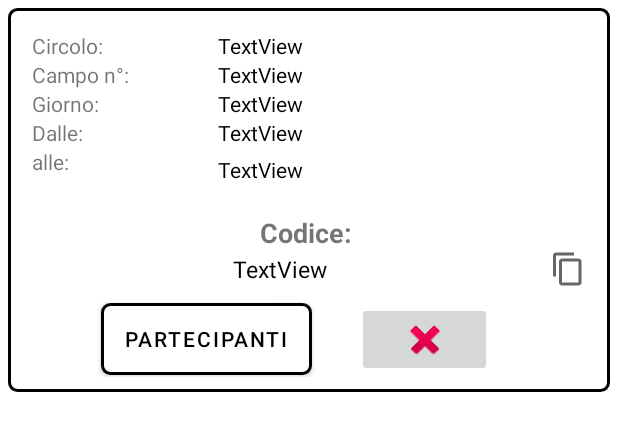
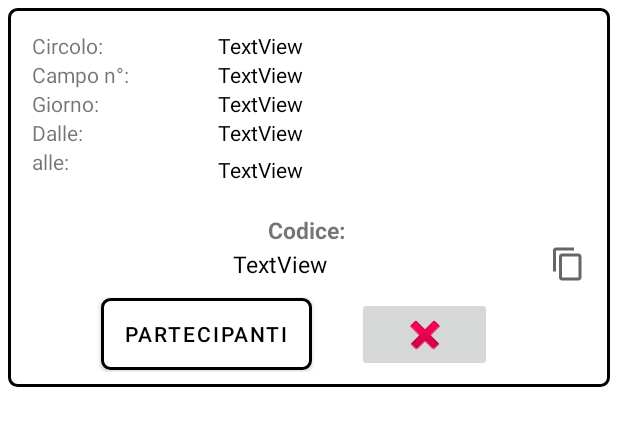
Before and after one commit to Alessandrob99/Progetto_PM, an Android app: the layout rv_reservation.xml on its own in the app's theme, with its tools: preview values and no code run, on a phone screen of 412 x 824 dp. Shown: the top 431 px of the screen. Run offline under Robolectric (Android 15) with nearby library versions, the phone set to English and light mode, and no system bars; Roboto replaces fonts that are not available here.

Commit message:
-RecyclerView Espandibile +Modifica grafica

```diff
--- a/app/src/main/java/com/example/progetto_programmazionemobile/View/LeMiePrenotazioni.kt
+++ b/app/src/main/java/com/example/progetto_programmazionemobile/View/LeMiePrenotazioni.kt
@@ -184,10 +184,11 @@ class MyAdapterReservations(val prenotazioni : ArrayList<Prenotazione>?, val con
 
                     //Segnala che la prenotazione è scaduta
 
-
-
+                    holder.row.setBackgroundResource(R.drawable.btn_custom_red)
 
                     holder.copyCode.isEnabled = false
+
+                    holder.copyCode.isVisible = false
 
                     holder.cod_prem.paintFlags = Paint.STRIKE_THRU_TEXT_FLAG
                 }
--- /dev/null
+++ b/app/src/main/res/drawable/btn_custom_red.xml
@@ -0,0 +1,13 @@
+<?xml version="1.0" encoding="utf-8"?>
+<ripple xmlns:android="http://schemas.android.com/apk/res/android"
+    android:color="@color/gray">
+    <item>
+        <shape android:shape="rectangle">
+
+            <solid android:color="@color/light_red"/>
+            <stroke android:width="2dp" android:color="@color/black" />
+            <corners android:radius="5dp" />
+        </shape>
+
+    </item>
+</ripple>
--- a/app/src/main/res/layout/rv_reservation.xml
+++ b/app/src/main/res/layout/rv_reservation.xml
@@ -1,30 +1,28 @@
 <?xml version="1.0" encoding="utf-8"?>
-<LinearLayout
-    xmlns:android="http://schemas.android.com/apk/res/android"
+<LinearLayout xmlns:android="http://schemas.android.com/apk/res/android"
     xmlns:app="http://schemas.android.com/apk/res-auto"
-    xmlns:tools="http://schemas.android.com/tools"
+    android:id="@+id/rv_campi"
     android:layout_width="match_parent"
-    android:id="@+id/rv_campi"
     android:layout_height="wrap_content"
     android:layout_margin="5dp"
+    android:background="@drawable/btn_custom"
+    android:clipToPadding="true"
+    android:orientation="vertical">
+
+
+    <LinearLayout
+        android:id="@+id/notexpandedLayout"
+        android:layout_width="match_parent"
+        android:layout_height="wrap_content"
         android:orientation="vertical"
-    android:background="@drawable/btn_custom"
-    android:clipToPadding="true">
-
+        android:paddingBottom="20dp">
 
         <LinearLayout
             android:layout_width="match_parent"
             android:layout_height="wrap_content"
-        android:orientation="vertical"
-        android:paddingBottom="20dp"
-        android:id="@+id/notexpandedLayout">
-
-        <LinearLayout
-            android:layout_width="match_parent"
-            android:layout_height="wrap_content"
-            android:orientation="horizontal"
             android:layout_marginTop="15dp"
-            android:layout_weight="1">
+            android:layout_weight="1"
+            android:orientation="horizontal">
 
             <TextView
                 android:id="@+id/textView22"
@@ -33,20 +31,21 @@
                 android:layout_marginStart="16dp"
                 android:layout_weight="1.5"
                 android:text="Circolo: " />
+
             <TextView
                 android:id="@+id/CircoloText"
                 android:layout_width="match_parent"
                 android:layout_height="wrap_content"
+                android:layout_weight="0.8"
                 android:text="TextView"
-                android:layout_weight="0.8"
                 android:textColor="#000000" />
         </LinearLayout>
 
         <LinearLayout
             android:layout_width="match_parent"
             android:layout_height="wrap_content"
-            android:orientation="horizontal"
-            android:layout_weight="1">
+            android:layout_weight="1"
+            android:orientation="horizontal">
 
             <TextView
                 android:id="@+id/textView24"
@@ -54,22 +53,23 @@
                 android:layout_height="wrap_content"
                 android:layout_marginStart="16dp"
                 android:layout_weight="1.5"
-                android:text="Campo n°: "/>
+                android:text="Campo n°: " />
+
             <TextView
                 android:id="@+id/CampoTxt"
                 android:layout_width="match_parent"
                 android:layout_height="wrap_content"
                 android:layout_weight="0.8"
                 android:text="TextView"
-                android:textColor="#000000"/>
+                android:textColor="#000000" />
 
         </LinearLayout>
 
         <LinearLayout
             android:layout_width="match_parent"
             android:layout_height="wrap_content"
-            android:orientation="horizontal"
-            android:layout_weight="1">
+            android:layout_weight="1"
+            android:orientation="horizontal">
 
             <TextView
                 android:id="@+id/textView14"
@@ -77,61 +77,64 @@
                 android:layout_height="wrap_content"
                 android:layout_marginStart="16dp"
                 android:layout_weight="1.5"
-                android:text="Giorno: "/>
+                android:text="Giorno: " />
+
             <TextView
                 android:id="@+id/giornoPrenText"
                 android:layout_width="match_parent"
                 android:layout_height="wrap_content"
+                android:layout_weight="0.8"
                 android:text="TextView"
-                android:layout_weight="0.8"
-                android:textColor="#000000"/>
+                android:textColor="#000000" />
 
         </LinearLayout>
 
         <LinearLayout
             android:layout_width="match_parent"
             android:layout_height="wrap_content"
-            android:orientation="horizontal"
-            android:layout_weight="1">
+            android:layout_weight="1"
+            android:orientation="horizontal">
 
             <TextView
                 android:id="@+id/textView19"
                 android:layout_width="match_parent"
                 android:layout_height="wrap_content"
                 android:layout_marginStart="16dp"
-                android:text="Dalle: "
-                android:layout_weight="1.5"/>
+                android:layout_weight="1.5"
+                android:text="Dalle: " />
+
             <TextView
                 android:id="@+id/oraInizioPrenText"
                 android:layout_width="match_parent"
                 android:layout_height="wrap_content"
+                android:layout_weight="0.8"
                 android:text="TextView"
-                android:textColor="#000000"
-                android:layout_weight="0.8"/>
+                android:textColor="#000000" />
 
         </LinearLayout>
 
         <LinearLayout
             android:layout_width="match_parent"
             android:layout_height="wrap_content"
-            android:orientation="horizontal"
-            android:layout_weight="1">
+            android:layout_weight="1"
+            android:orientation="horizontal">
+
             <TextView
                 android:id="@+id/textView21"
                 android:layout_width="match_parent"
                 android:layout_height="wrap_content"
                 android:layout_marginStart="16dp"
-                android:text="alle: "
-                android:layout_weight="1.5"/>
+                android:layout_weight="1.5"
+                android:text="alle: " />
 
             <TextView
                 android:id="@+id/oraFinePrenText"
                 android:layout_width="match_parent"
                 android:layout_height="wrap_content"
                 android:layout_marginTop="5dp"
+                android:layout_weight="0.8"
                 android:text="TextView"
-                android:textColor="#000000"
-                android:layout_weight="0.8"/>
+                android:textColor="#000000" />
 
         </LinearLayout>
 
@@ -139,10 +142,10 @@
     </LinearLayout>
 
     <LinearLayout
+        android:id="@+id/expandableLayout"
         android:layout_width="match_parent"
         android:layout_height="wrap_content"
-        android:orientation="vertical"
-        android:id="@+id/expandableLayout">
+        android:orientation="vertical">
 
         <TextView
             android:id="@+id/textView9"
@@ -153,7 +156,7 @@
             android:layout_weight="1"
             android:gravity="center"
             android:text="Codice: "
-            android:textSize="18sp"
+            android:textSize="15sp"
             android:textStyle="bold" />
 
         <LinearLayout
@@ -168,14 +171,14 @@
                 android:gravity="center"
                 android:text="TextView"
                 android:textColor="#000000"
-                android:textSize="15sp"
-                />
+                android:textSize="15sp" />
+
             <ImageButton
                 android:id="@+id/copyCode"
                 android:layout_width="wrap_content"
                 android:layout_height="wrap_content"
-                android:background="@drawable/ic_baseline_content_copy_24"
-                android:layout_marginEnd="16dp"/>
+                android:layout_marginEnd="16dp"
+                android:background="@drawable/ic_baseline_content_copy_24" />
 
 
         </LinearLayout>
@@ -184,19 +187,19 @@
         <LinearLayout
             android:layout_width="match_parent"
             android:layout_height="wrap_content"
+            android:gravity="center"
             android:orientation="horizontal"
-                android:paddingBottom="10dp"
             android:paddingTop="10dp"
-                android:gravity="center">
+            android:paddingBottom="10dp">
 
 
             <Button
                 android:id="@+id/partecipantiBtn"
                 android:layout_width="wrap_content"
                 android:layout_height="wrap_content"
+                android:layout_marginRight="30dp"
                 android:background="@drawable/btn_custom"
                 android:text="Partecipanti"
-                    android:layout_marginRight="30dp"
                 android:textColor="@color/black"
                 app:backgroundTint="@null" />
 
@@ -214,5 +217,4 @@
     </LinearLayout>
 
 
-
 </LinearLayout>
--- a/app/src/main/res/values/colors.xml
+++ b/app/src/main/res/values/colors.xml
@@ -12,5 +12,5 @@
     <color name="orange">#FFA500</color>
     <color name="purpleAndroid">#6A0DAD</color>
     <color name="colorPrimaryDark">#000</color>
-
+    <color name="light_red">#FFFF9A9A</color>
 </resources>
```
Lines whose indentation alone changed are shown as unchanged.
